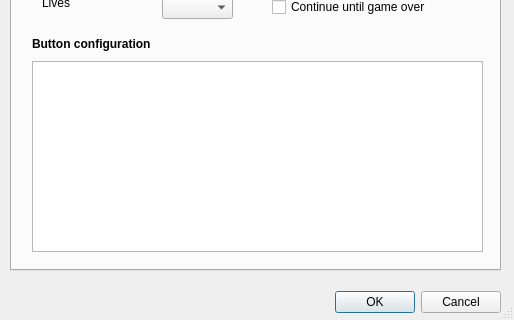
First picture: the form in src/lgck-builder/DlgAppSettings.ui, repository cfrankb/lgck-src, before the edit; both pictures show x 0 to 514 and y 180 to 500 of the 514 by 500 pixel window.
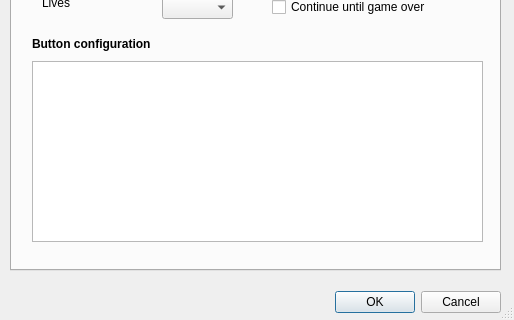
Second picture: the form after the edit. Custom widgets are drawn as their Qt base class.

Diff of the .ui file:
```diff
--- a/src/lgck-builder/DlgAppSettings.ui
+++ b/src/lgck-builder/DlgAppSettings.ui
@@ -753,7 +753,7 @@
        <x>20</x>
        <y>215</y>
        <width>451</width>
-       <height>191</height>
+       <height>181</height>
       </rect>
      </property>
     </widget>
```
